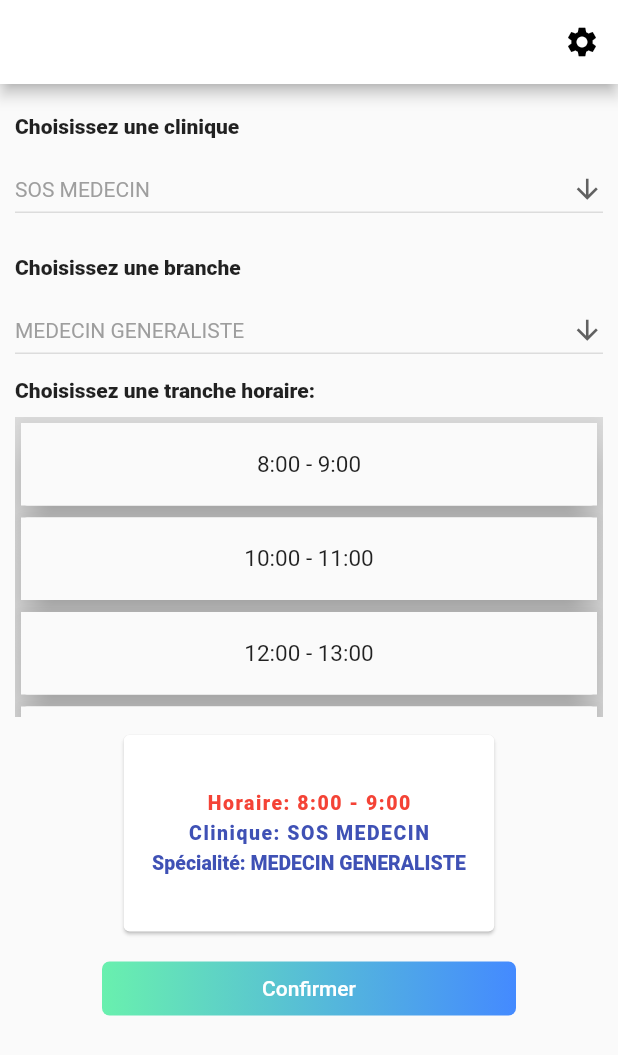
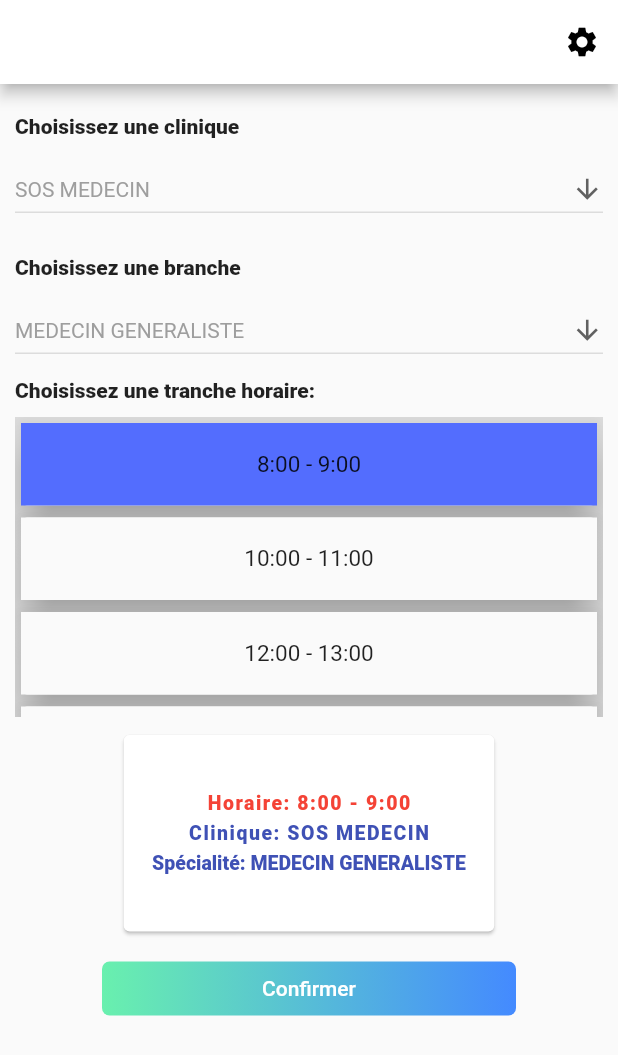
Before and after one commit to JordyHers/e_rdv_health, a Flutter app: the RdvForm screen opened by its route, after a tap on "8:00 - 9:00", on a phone screen of 412 x 824 dp. Shown: the top 1055 px of the screen. Run offline on Flutter 3.47's test engine with Material 2 defaults, Android fonts, the phone set to English and light mode, and no system bars; our stand-ins replace shared_preferences; accounts and stored records are empty.

```diff
--- a/lib/view/rdv_view.dart
+++ b/lib/view/rdv_view.dart
@@ -24,6 +24,13 @@
     'HOPITAL MILITAIRE',
     'CHL'
   ];
+  List<Color> colors = [
+    Colors.grey.shade50,
+    Colors.grey.shade50,
+    Colors.grey.shade50,
+    Colors.grey.shade50,
+    Colors.grey.shade50,
+  ];
 
   List<String> branches = [
     'MEDECIN GENERALISTE',
@@ -41,6 +48,7 @@
     '16:00 - 17:00'
   ];
   bool isSubmit = false;
+  bool isSelected = false;
 
   //TODO: FETCH THE DATA OF THE CLINIC FROM API and PARSE JSON
   @override
@@ -143,6 +151,9 @@
                         ...Iterable<int>.generate(5).map((int index) => InkWell(
                               onTap: () {
                                 setState(() {
+                                  colors[index] == Colors.indigoAccent
+                                      ? colors[index] = Colors.grey.shade50
+                                      : colors[index] = Colors.indigoAccent;
                                   value = hours[index];
                                 });
                                 print('Card tapped');
@@ -150,7 +161,7 @@
                               child: Card(
                                 elevation: 10,
                                 child: Container(
-                                  color: Colors.grey.shade50,
+                                  color: colors[index],
                                   height: 55,
                                   child: Center(
                                     child: Text(
```
Also changed, not shown: 1 other file.
